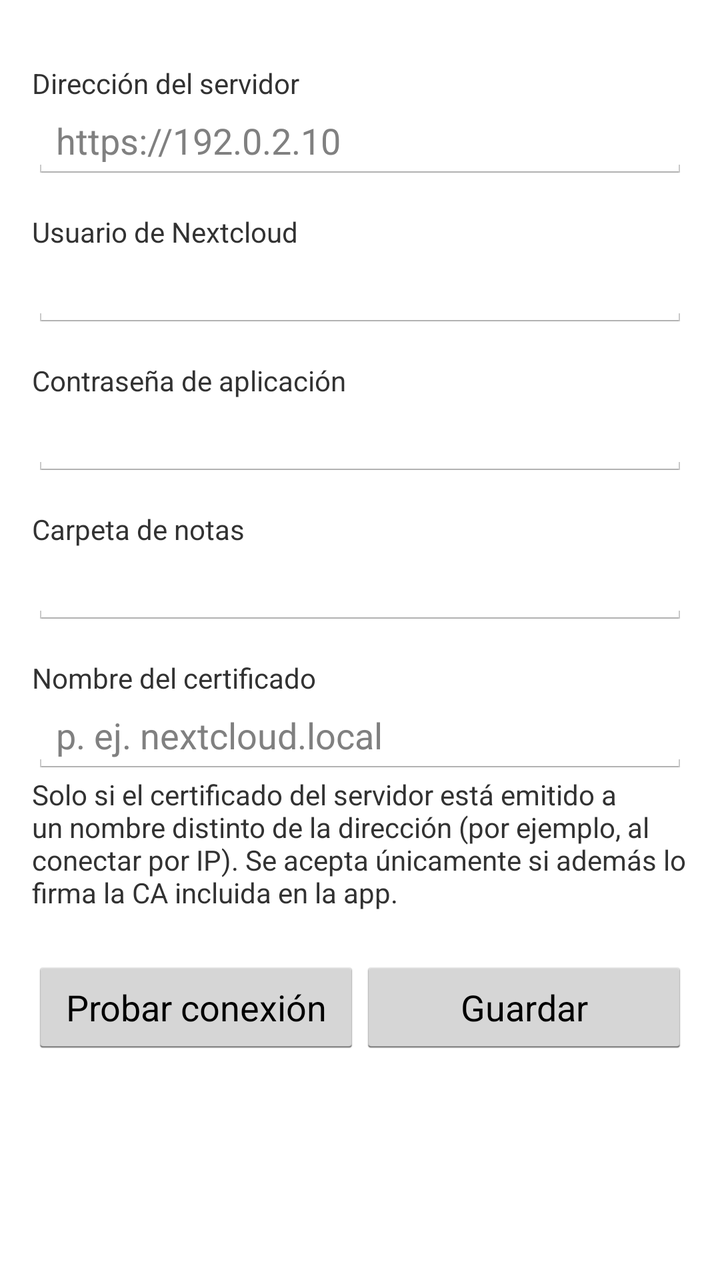
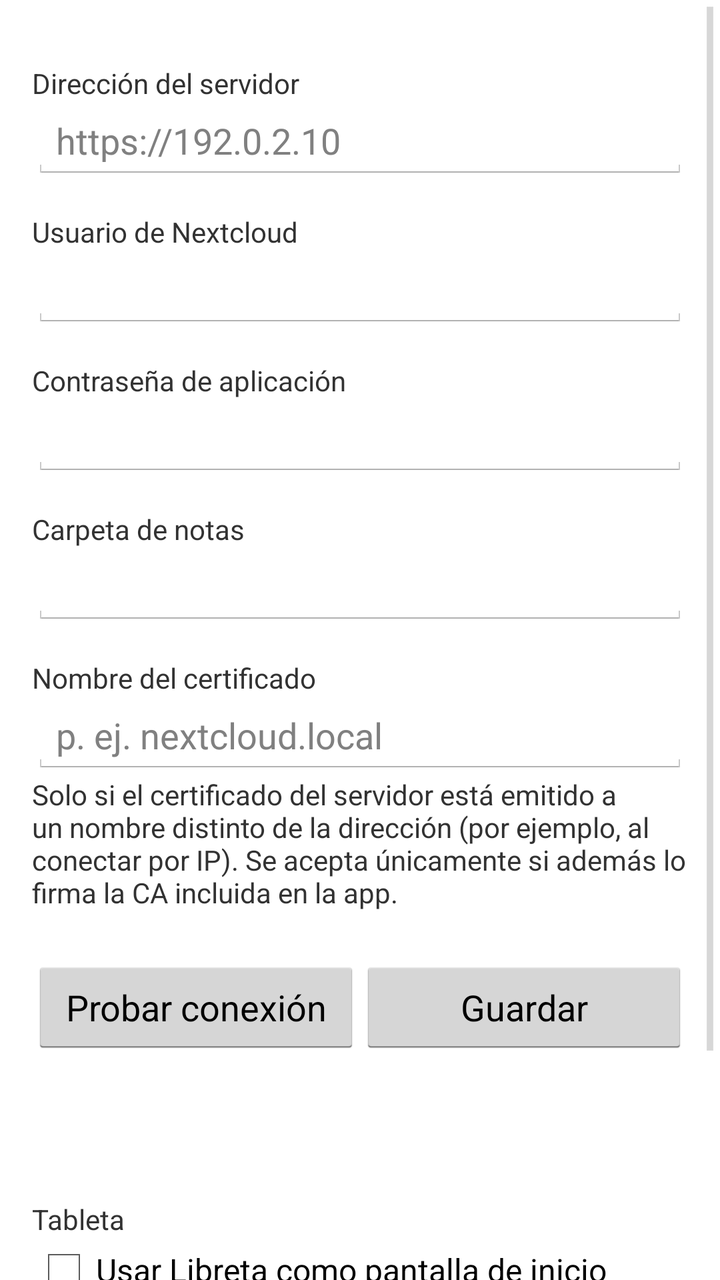

Screens rendered from an Android XML layout before and after an edit, with the pre-edit source and the edit as a unified diff.
<!-- AndroidManifest.xml: application theme AppTheme -->
<!-- res/layout/activity_settings.xml -->
<?xml version="1.0" encoding="utf-8"?>
<ScrollView xmlns:android="http://schemas.android.com/apk/res/android"
    android:layout_width="match_parent"
    android:layout_height="match_parent">

    <LinearLayout
        android:layout_width="match_parent"
        android:layout_height="wrap_content"
        android:orientation="vertical"
        android:padding="16dp">

        <TextView
            style="@style/SettingsLabel"
            android:text="@string/settings_url" />

        <EditText
            android:id="@+id/settings_url"
            android:layout_width="match_parent"
            android:layout_height="wrap_content"
            android:hint="@string/settings_url_hint"
            android:importantForAutofill="no"
            android:inputType="textUri" />

        <TextView
            style="@style/SettingsLabel"
            android:labelFor="@+id/settings_user"
            android:text="@string/settings_user" />

        <EditText
            android:id="@+id/settings_user"
            android:layout_width="match_parent"
            android:layout_height="wrap_content"
            android:importantForAutofill="no"
            android:inputType="text" />

        <TextView
            style="@style/SettingsLabel"
            android:labelFor="@+id/settings_password"
            android:text="@string/settings_password" />

        <EditText
            android:id="@+id/settings_password"
            android:layout_width="match_parent"
            android:layout_height="wrap_content"
            android:importantForAutofill="no"
            android:inputType="textPassword" />

        <TextView
            style="@style/SettingsLabel"
            android:labelFor="@+id/settings_folder"
            android:text="@string/settings_folder" />

        <EditText
            android:id="@+id/settings_folder"
            android:layout_width="match_parent"
            android:layout_height="wrap_content"
            android:importantForAutofill="no"
            android:inputType="text" />

        <TextView
            style="@style/SettingsLabel"
            android:text="@string/settings_certificate" />

        <EditText
            android:id="@+id/settings_certificate"
            android:layout_width="match_parent"
            android:layout_height="wrap_content"
            android:hint="@string/settings_certificate_hint"
            android:importantForAutofill="no"
            android:inputType="textUri" />

        <TextView
            android:layout_width="match_parent"
            android:layout_height="wrap_content"
            android:text="@string/settings_certificate_help"
            android:textAppearance="?android:attr/textAppearanceSmall"
            android:textColor="?android:attr/textColorSecondary" />

        <LinearLayout
            android:layout_width="match_parent"
            android:layout_height="wrap_content"
            android:layout_marginTop="24dp"
            android:orientation="horizontal">

            <Button
                android:id="@+id/settings_test"
                android:layout_width="0dp"
                android:layout_height="wrap_content"
                android:layout_weight="1"
                android:text="@string/settings_test" />

            <Button
                android:id="@+id/settings_save"
                android:layout_width="0dp"
                android:layout_height="wrap_content"
                android:layout_weight="1"
                android:text="@string/settings_save" />
        </LinearLayout>

        <TextView
            android:id="@+id/settings_status"
            android:layout_width="match_parent"
            android:layout_height="wrap_content"
            android:layout_marginTop="16dp"
            android:textAppearance="?android:attr/textAppearanceMedium" />
    </LinearLayout>
</ScrollView>
<!-- resources referenced by this layout -->
<resources>
  <string name="settings_certificate">Nombre del certificado</string>
  <string name="settings_certificate_help">Solo si el certificado del servidor está emitido a un nombre distinto de la dirección (por ejemplo, al conectar por IP). Se acepta únicamente si además lo firma la CA incluida en la app.</string>
  <string name="settings_certificate_hint">p. ej. nextcloud.local</string>
  <string name="settings_folder">Carpeta de notas</string>
  <string name="settings_password">Contraseña de aplicación</string>
  <string name="settings_save">Guardar</string>
  <string name="settings_test">Probar conexión</string>
  <string name="settings_url">Dirección del servidor</string>
  <string name="settings_url_hint">https://192.0.2.10</string>
  <string name="settings_user">Usuario de Nextcloud</string>
  <style name="SettingsLabel">
          <item name="android:layout_width">match_parent</item>
          <item name="android:layout_height">wrap_content</item>
          <item name="android:layout_marginTop">16dp</item>
          <item name="android:textAppearance">?android:attr/textAppearanceSmall</item>
          <item name="android:textColor">?android:attr/textColorSecondary</item>
      </style>
  <style name="AppTheme" parent="@android:style/Theme.Holo.Light.DarkActionBar" />
</resources>

<!-- the commit's change to res/layout/activity_settings.xml (unified diff, before → after) -->
@@ -103,5 +103,30 @@
             android:layout_height="wrap_content"
             android:layout_marginTop="16dp"
             android:textAppearance="?android:attr/textAppearanceMedium" />
+
+        <TextView
+            style="@style/SettingsLabel"
+            android:layout_marginTop="32dp"
+            android:text="@string/settings_device" />
+
+        <CheckBox
+            android:id="@+id/settings_home_mode"
+            android:layout_width="match_parent"
+            android:layout_height="wrap_content"
+            android:text="@string/settings_home_mode" />
+
+        <TextView
+            android:layout_width="match_parent"
+            android:layout_height="wrap_content"
+            android:text="@string/settings_home_mode_help"
+            android:textAppearance="?android:attr/textAppearanceSmall"
+            android:textColor="?android:attr/textColorSecondary" />
+
+        <Button
+            android:id="@+id/settings_android"
+            android:layout_width="wrap_content"
+            android:layout_height="wrap_content"
+            android:layout_marginTop="8dp"
+            android:text="@string/settings_android" />
     </LinearLayout>
 </ScrollView>
<!-- resource entries referenced after the edit -->
@@ -1,9 +1,13 @@
 <!-- resources referenced by this layout -->
 <resources>
+  <string name="settings_android">Ajustes de Android</string>
   <string name="settings_certificate">Nombre del certificado</string>
   <string name="settings_certificate_help">Solo si el certificado del servidor está emitido a un nombre distinto de la dirección (por ejemplo, al conectar por IP). Se acepta únicamente si además lo firma la CA incluida en la app.</string>
   <string name="settings_certificate_hint">p. ej. nextcloud.local</string>
+  <string name="settings_device">Tableta</string>
   <string name="settings_folder">Carpeta de notas</string>
+  <string name="settings_home_mode">Usar Libreta como pantalla de inicio</string>
+  <string name="settings_home_mode_help">El botón Inicio llevará siempre a Libreta. Al activarlo, elige «Libreta» y «Siempre». Al desactivarlo vuelve el escritorio de Samsung.</string>
   <string name="settings_password">Contraseña de aplicación</string>
   <string name="settings_save">Guardar</string>
   <string name="settings_test">Probar conexión</string>
